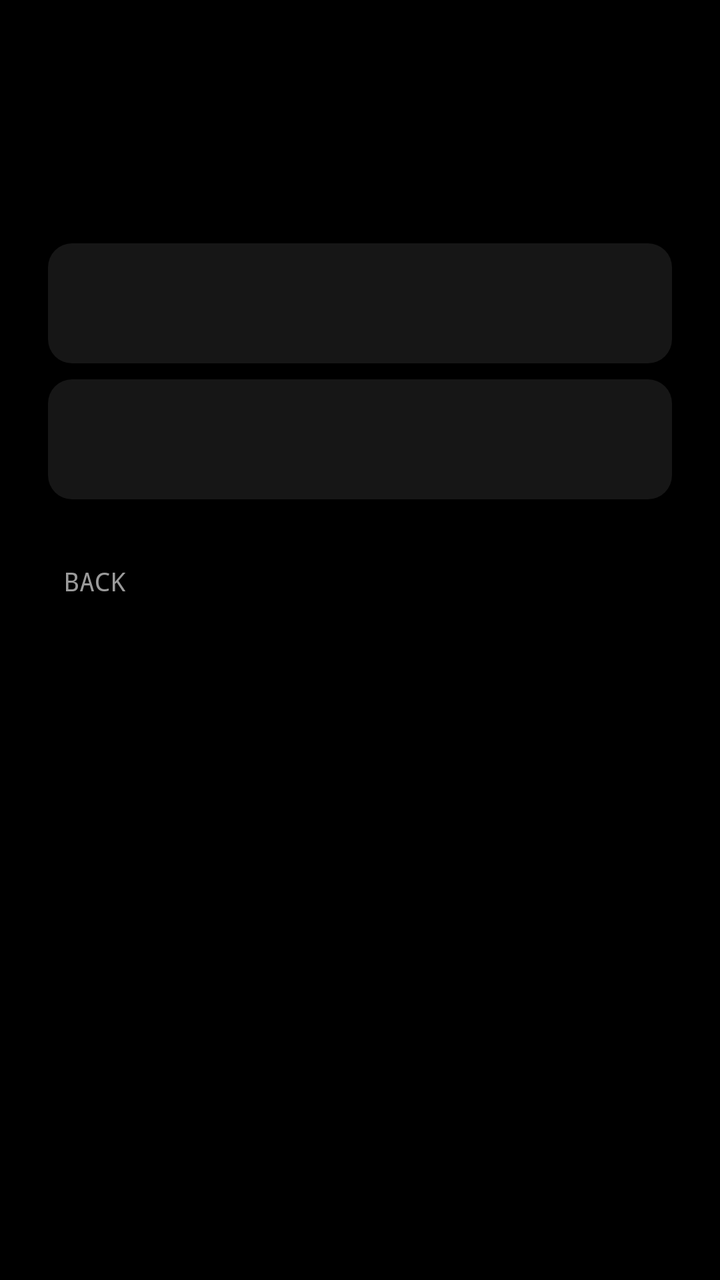
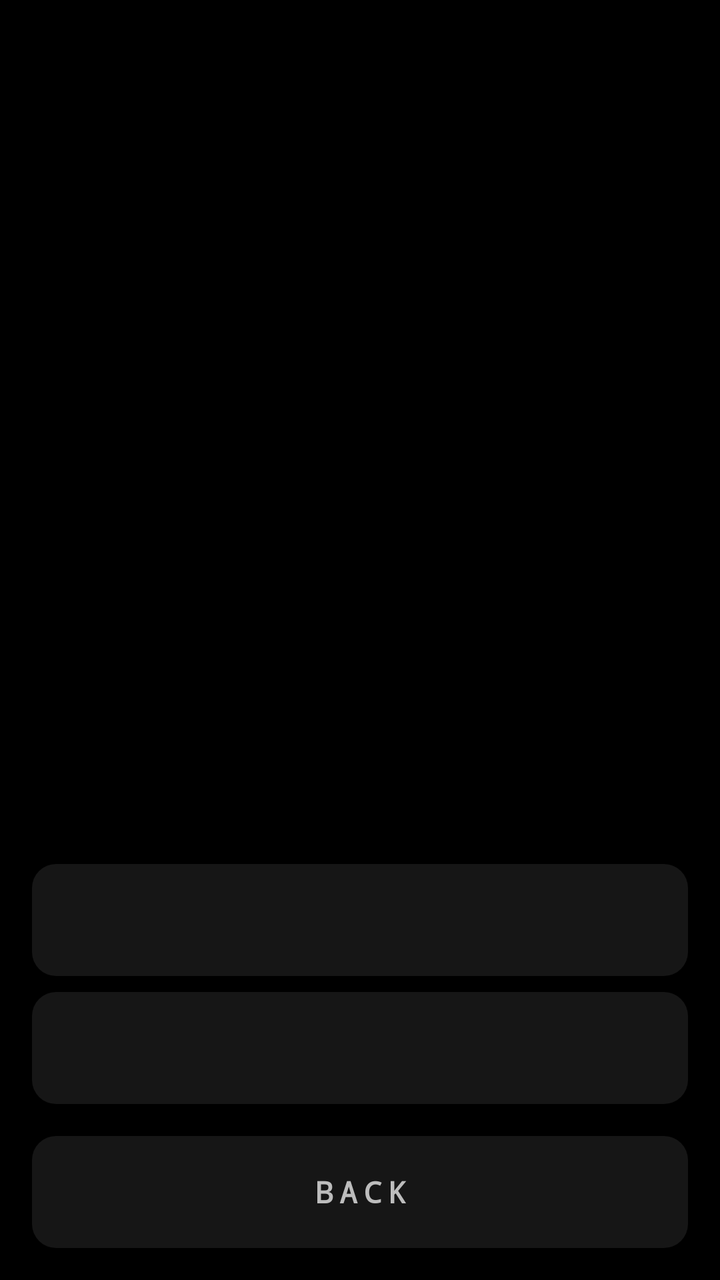

Compare the two renders of this Android layout. The source of the first and the diff that turns it into the second are given below.
<!-- AndroidManifest.xml: application theme android:Theme.DeviceDefault.NoActionBar -->
<!-- res/layout/activity_game.xml -->
<?xml version="1.0" encoding="utf-8"?>
<ScrollView xmlns:android="http://schemas.android.com/apk/res/android"
    android:layout_width="match_parent"
    android:layout_height="match_parent"
    android:background="#000000"
    android:fitsSystemWindows="true">

    <LinearLayout
        android:layout_width="match_parent"
        android:layout_height="wrap_content"
        android:orientation="vertical"
        android:padding="24dp">

        <ImageView
            android:id="@+id/title"
            android:layout_width="wrap_content"
            android:layout_height="28dp"
            android:adjustViewBounds="true"
            android:contentDescription="Play"
            android:scaleType="fitStart" />

        <TextView
            android:id="@+id/info"
            android:layout_width="match_parent"
            android:layout_height="wrap_content"
            android:layout_marginTop="12dp"
            android:fontFamily="monospace"
            android:letterSpacing="0.1"
            android:textColor="#9A9A9A"
            android:textSize="13sp" />

        <ImageView
            android:id="@+id/pet"
            android:layout_width="match_parent"
            android:layout_height="wrap_content"
            android:layout_marginTop="20dp"
            android:adjustViewBounds="true"
            android:contentDescription="@string/app_name"
            android:scaleType="fitCenter" />

        <TextView
            android:id="@+id/choice_a"
            android:layout_width="match_parent"
            android:layout_height="60dp"
            android:layout_marginTop="20dp"
            android:background="@drawable/button_bg"
            android:fontFamily="monospace"
            android:gravity="center"
            android:letterSpacing="0.2"
            android:textColor="#FFFFFF"
            android:textSize="16sp"
            android:textStyle="bold" />

        <TextView
            android:id="@+id/choice_b"
            android:layout_width="match_parent"
            android:layout_height="60dp"
            android:layout_marginTop="8dp"
            android:background="@drawable/button_bg"
            android:fontFamily="monospace"
            android:gravity="center"
            android:letterSpacing="0.2"
            android:textColor="#FFFFFF"
            android:textSize="16sp"
            android:textStyle="bold" />

        <TextView
            android:id="@+id/back"
            android:layout_width="wrap_content"
            android:layout_height="wrap_content"
            android:layout_marginTop="24dp"
            android:fontFamily="monospace"
            android:padding="8dp"
            android:text="BACK"
            android:textColor="#9A9A9A"
            android:textSize="13sp" />
    </LinearLayout>
</ScrollView>
<!-- resources referenced by this layout -->
<resources>
  <!-- drawable button_bg (drawable) -->
  <?xml version="1.0" encoding="utf-8"?>
  <shape xmlns:android="http://schemas.android.com/apk/res/android"
      android:shape="rectangle">
      <solid android:color="#161616" />
      <corners android:radius="12dp" />
  </shape>
  <string name="app_name">Dotchi</string>
</resources>

<!-- the commit's change to res/layout/activity_game.xml (unified diff, before → after) -->
@@ -3,18 +3,23 @@
     android:layout_width="match_parent"
     android:layout_height="match_parent"
     android:background="#000000"
+    android:fillViewport="true"
     android:fitsSystemWindows="true">
 
     <LinearLayout
         android:layout_width="match_parent"
-        android:layout_height="wrap_content"
+        android:layout_height="match_parent"
         android:orientation="vertical"
-        android:padding="24dp">
+        android:paddingStart="16dp"
+        android:paddingTop="20dp"
+        android:paddingEnd="16dp"
+        android:paddingBottom="16dp">
 
         <ImageView
             android:id="@+id/title"
             android:layout_width="wrap_content"
             android:layout_height="28dp"
+            android:layout_marginStart="4dp"
             android:adjustViewBounds="true"
             android:contentDescription="Play"
             android:scaleType="fitStart" />
@@ -23,56 +28,53 @@
             android:id="@+id/info"
             android:layout_width="match_parent"
             android:layout_height="wrap_content"
+            android:layout_marginStart="4dp"
             android:layout_marginTop="12dp"
             android:fontFamily="monospace"
             android:letterSpacing="0.1"
-            android:textColor="#9A9A9A"
+            android:textColor="#BDBDBD"
             android:textSize="13sp" />
 
-        <ImageView
-            android:id="@+id/pet"
+        <FrameLayout
             android:layout_width="match_parent"
-            android:layout_height="wrap_content"
-            android:layout_marginTop="20dp"
-            android:adjustViewBounds="true"
-            android:contentDescription="@string/app_name"
-            android:scaleType="fitCenter" />
+            android:layout_height="0dp"
+            android:layout_weight="1"
+            android:minHeight="200dp">
+
+            <ImageView
+                android:id="@+id/pet"
+                android:layout_width="match_parent"
+                android:layout_height="wrap_content"
+                android:layout_gravity="center_vertical"
+                android:adjustViewBounds="true"
+                android:contentDescription="@string/app_name"
+                android:scaleType="fitCenter" />
+        </FrameLayout>
 
         <TextView
             android:id="@+id/choice_a"
-            android:layout_width="match_parent"
-            android:layout_height="60dp"
-            android:layout_marginTop="20dp"
-            android:background="@drawable/button_bg"
-            android:fontFamily="monospace"
-            android:gravity="center"
-            android:letterSpacing="0.2"
-            android:textColor="#FFFFFF"
-            android:textSize="16sp"
-            android:textStyle="bold" />
+            style="@style/GameButton"
+            android:layout_marginTop="12dp" />
 
         <TextView
             android:id="@+id/choice_b"
-            android:layout_width="match_parent"
-            android:layout_height="60dp"
-            android:layout_marginTop="8dp"
-            android:background="@drawable/button_bg"
-            android:fontFamily="monospace"
-            android:gravity="center"
-            android:letterSpacing="0.2"
-            android:textColor="#FFFFFF"
-            android:textSize="16sp"
-            android:textStyle="bold" />
+            style="@style/GameButton" />
+
+        <TextView
+            android:id="@+id/choice_c"
+            style="@style/GameButton"
+            android:visibility="gone" />
+
+        <TextView
+            android:id="@+id/choice_d"
+            style="@style/GameButton"
+            android:visibility="gone" />
 
         <TextView
             android:id="@+id/back"
-            android:layout_width="wrap_content"
-            android:layout_height="wrap_content"
-            android:layout_marginTop="24dp"
-            android:fontFamily="monospace"
-            android:padding="8dp"
+            style="@style/GameButton"
+            android:layout_marginTop="16dp"
             android:text="BACK"
-            android:textColor="#9A9A9A"
-            android:textSize="13sp" />
+            android:textColor="#BDBDBD" />
     </LinearLayout>
 </ScrollView>
<!-- resource entries referenced after the edit -->
@@ -8,5 +8,17 @@
       <corners android:radius="12dp" />
   </shape>
   <string name="app_name">Dotchi</string>
+  <style name="GameButton">
+          <item name="android:layout_width">match_parent</item>
+          <item name="android:layout_height">56dp</item>
+          <item name="android:layout_marginTop">8dp</item>
+          <item name="android:background">@drawable/button_bg</item>
+          <item name="android:fontFamily">monospace</item>
+          <item name="android:gravity">center</item>
+          <item name="android:letterSpacing">0.2</item>
+          <item name="android:textColor">#FFFFFF</item>
+          <item name="android:textSize">15sp</item>
+          <item name="android:textStyle">bold</item>
+      </style>
 </resources>
 
